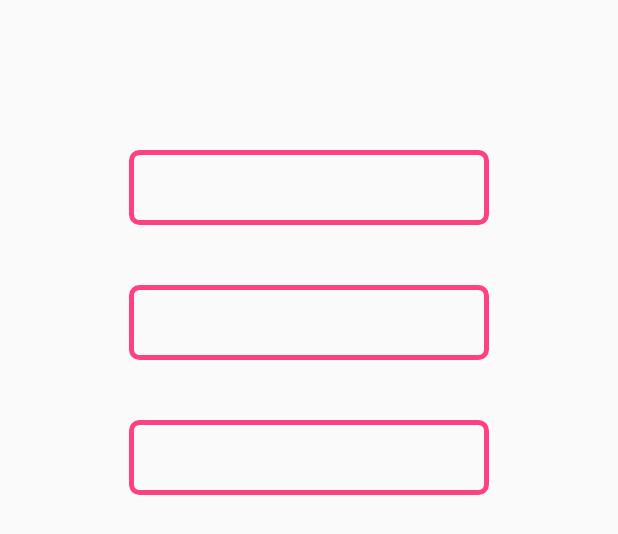
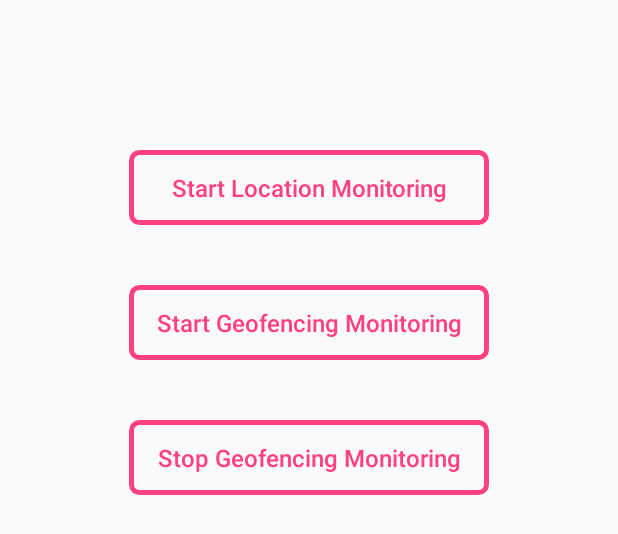
Before and after one commit to abhinav272/Geofence, an Android app: the layout activity_home.xml on its own in the app's theme, with its tools: preview values and no code run, on a phone screen of 412 x 824 dp. Shown: the top 534 px of the screen. Run offline under Robolectric (Android 15) with nearby library versions, the phone set to English and light mode, and no system bars.

Commit message:
UI Changes

```diff
--- a/app/src/main/res/layout/activity_home.xml
+++ b/app/src/main/res/layout/activity_home.xml
@@ -10,6 +10,9 @@
         style="?borderlessButtonStyle"
         android:textColor="@color/colorAccent"
         android:background="@drawable/border_bg"
+        android:text="@string/text_start_location_monitoring"
+        android:textAllCaps="false"
+        android:textSize="16sp"
         android:layout_width="240dp"
         android:layout_height="50dp" />
 
@@ -19,6 +22,9 @@
         android:layout_centerHorizontal="true"
         style="?borderlessButtonStyle"
         android:layout_below="@+id/btn1"
+        android:text="@string/text_start_geofencing_monitoring"
+        android:textAllCaps="false"
+        android:textSize="16sp"
         android:textColor="@color/colorAccent"
         android:background="@drawable/border_bg"
         android:layout_width="240dp"
@@ -30,6 +36,9 @@
         android:layout_centerHorizontal="true"
         style="?borderlessButtonStyle"
         android:layout_below="@+id/btn2"
+        android:text="@string/text_stop_geofencing_monitoring"
+        android:textAllCaps="false"
+        android:textSize="16sp"
         android:textColor="@color/colorAccent"
         android:background="@drawable/border_bg"
         android:layout_width="240dp"
--- a/app/src/main/res/values/strings.xml
+++ b/app/src/main/res/values/strings.xml
@@ -1,3 +1,6 @@
 <resources>
     <string name="app_name">Geofence</string>
+    <string name="text_start_location_monitoring">Start Location Monitoring</string>
+    <string name="text_start_geofencing_monitoring">Start Geofencing Monitoring</string>
+    <string name="text_stop_geofencing_monitoring">Stop Geofencing Monitoring</string>
 </resources>
```
